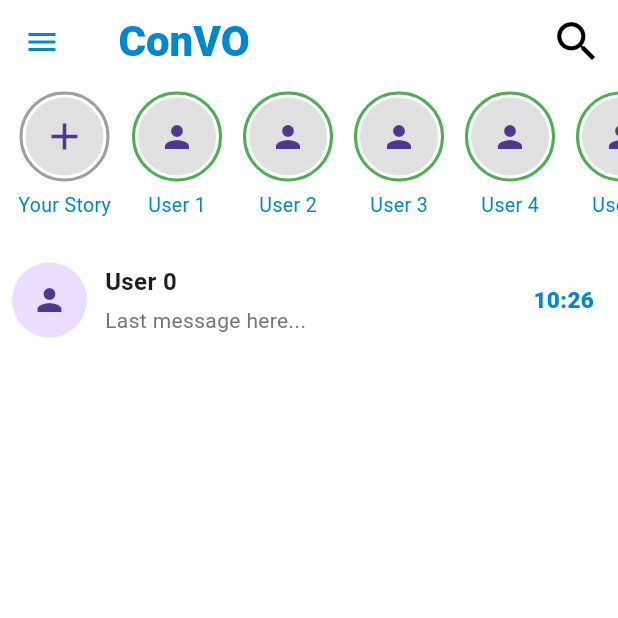
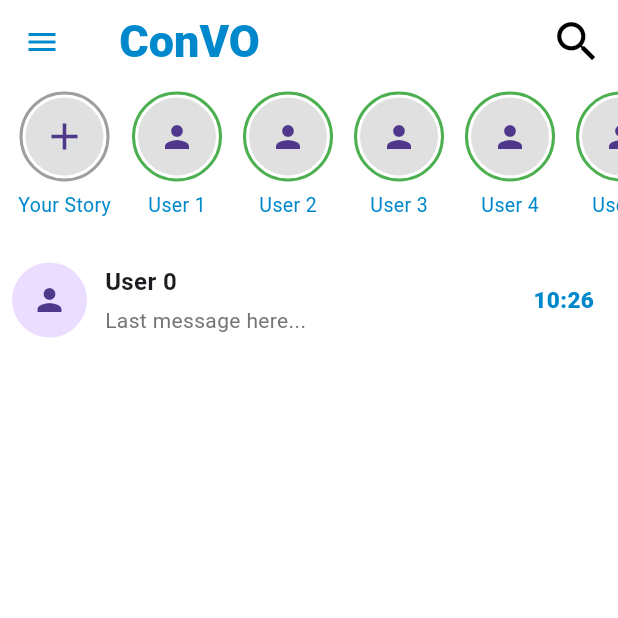
Before and after one commit to Amankhichi/Convo, a Flutter app: the HomePage screen opened directly, on a phone screen of 412 x 824 dp, the top half of it. Run offline on Flutter 3.47's test engine with Material 3 defaults, Android fonts, the phone set to English and light mode, and no system bars; our stand-ins replace bloc, device_preview, emoji_picker_flutter, equatable, flutter_bloc, flutter_contacts and 5 more; accounts and stored records are empty; network calls fail; statements that could not run were skipped.

Commit message:
change main

```diff
--- a/lib/features/home/presentation/pages/home_page.dart
+++ b/lib/features/home/presentation/pages/home_page.dart
@@ -29,9 +29,9 @@ class HomePage extends StatelessWidget {
         title: Text(
               " ConVO",
               style: TextStyle(
-                fontSize: 28,
+                fontSize: 30,
                 fontWeight: FontWeight.w900,
-                color: AppColors.textColor(context),
+                color: AppColors.primary,
               ),
             ),
         actions: [
```
